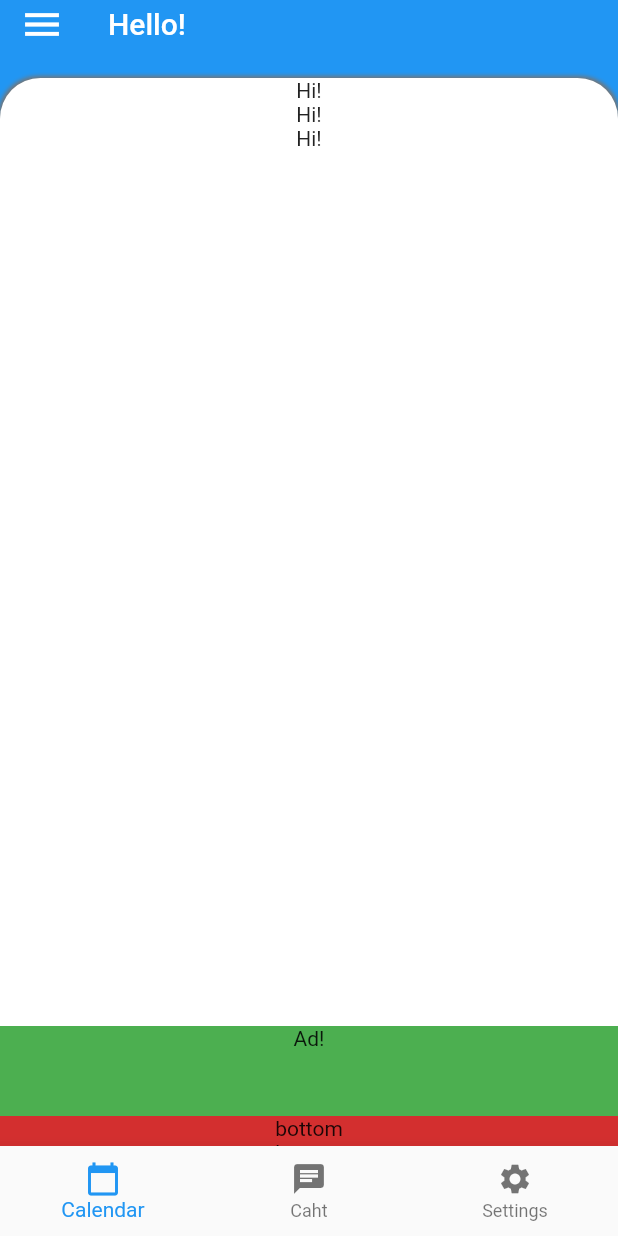
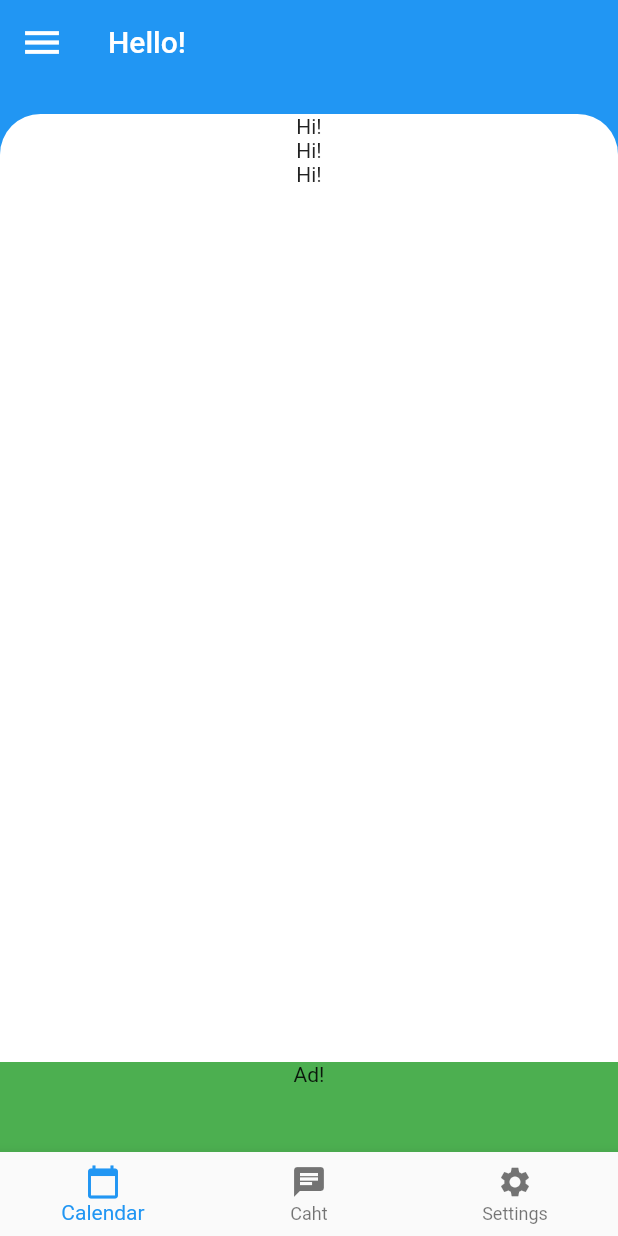
Before and after one commit to ymdarake/flutter-template-browser_like_tab, a Flutter app: the screen it shows after launch, on a phone screen of 412 x 824 dp. Run offline on Flutter 3.47's test engine with Material 2 defaults, Android fonts, the phone set to English and light mode, and no system bars.

```diff
--- a/lib/src/screens/home.dart
+++ b/lib/src/screens/home.dart
@@ -1,4 +1,5 @@
 import 'package:flutter/material.dart';
+import 'package:flutter/rendering.dart';
 
 class Home extends StatefulWidget {
   @override
@@ -6,14 +7,14 @@ class Home extends StatefulWidget {
 }
 
 class _HomeState extends State<Home> with SingleTickerProviderStateMixin {
-  Animation<double> tabAnimation;
-  AnimationController tabAnimationController;
-  final double toolbarHeight = 20.0; // TODO: calc.
   final double topMargin = 20.0;
   final double adHeight = 60.0;
-  double bottomSheetHeight;
-  final double appBarHeight = 32.0;
-  final double bottomNavigationBarHeight = 60.0;
+
+  List pages;
+  void _initializePages() {
+    if (pages != null) return;
+    pages = [_buildTab(), _buildBottomSheet()];
+  }
 
   @override
   void initState() {
@@ -22,12 +23,10 @@ class _HomeState extends State<Home> with SingleTickerProviderStateMixin {
 
   @override
   Widget build(BuildContext context) {
-    _initializeAnimation();
+    _initializePages();
 
     return Scaffold(
-      appBar: PreferredSize(
-        preferredSize: Size.fromHeight(appBarHeight),
-        child: AppBar(
+      appBar: AppBar(
         title: Text('Hello!'),
         elevation: 0,
         leading: Icon(
@@ -35,43 +34,24 @@ class _HomeState extends State<Home> with SingleTickerProviderStateMixin {
           size: 30,
         ),
       ),
-      ),
       bottomNavigationBar: _buildBottomNavigationBar(),
       backgroundColor: Theme.of(context).colorScheme.primary,
-      body: _buildTab(),
+      body: PageView.builder(
+        itemBuilder: (context, position) => pages[position],
+        itemCount: pages.length,
+        scrollDirection: Axis.vertical,
+      ),
     );
   }
 
   Widget _buildTab() {
-    return GestureDetector(
-        onVerticalDragDown: null,
-        onVerticalDragUpdate: _handleDragUpdate,
-        child: Stack(
+    return Column(
       children: <Widget>[
-            _buildTabAnimation(),
-          ],
-        ));
-  }
-
-  Widget _buildTabAnimation() {
-    return AnimatedBuilder(
-      animation: tabAnimation,
-      builder: (context, child) {
-        return Positioned(
-          top: tabAnimation.value,
-          child: Column(
-            children: <Widget>[
-              Container(
+        Expanded(
+          child: Container(
             width: MediaQuery.of(context).size.width,
-                height: MediaQuery.of(context).size.height -
-                    toolbarHeight -
-                    topMargin -
-                    adHeight -
-                    appBarHeight -
-                    bottomNavigationBarHeight,
             margin: EdgeInsets.only(top: topMargin),
             decoration: BoxDecoration(
-                  boxShadow: _buildTabShadow(),
               color: Theme.of(context).colorScheme.surface,
               borderRadius: BorderRadius.only(
                 topLeft: Radius.circular(27.0),
@@ -86,12 +66,9 @@ class _HomeState extends State<Home> with SingleTickerProviderStateMixin {
               ],
             ),
           ),
+        ),
         _buildAd(),
-              _buildBottomSheet(),
       ],
-          ),
-        );
-      },
     );
   }
 
@@ -115,7 +92,6 @@ class _HomeState extends State<Home> with SingleTickerProviderStateMixin {
   Widget _buildBottomSheet() {
     return Container(
       width: MediaQuery.of(context).size.width,
-      height: bottomSheetHeight,
       decoration: BoxDecoration(
         color: Theme.of(context).colorScheme.error,
       ),
@@ -133,9 +109,7 @@ class _HomeState extends State<Home> with SingleTickerProviderStateMixin {
   }
 
   Widget _buildBottomNavigationBar() {
-    return SizedBox(
-      height: bottomNavigationBarHeight,
-      child: BottomNavigationBar(
+    return BottomNavigationBar(
       items: <BottomNavigationBarItem>[
         BottomNavigationBarItem(
           icon: Icon(Icons.calendar_today),
@@ -150,16 +124,7 @@ class _HomeState extends State<Home> with SingleTickerProviderStateMixin {
           title: Text('Settings'),
         ),
       ],
-      ),
     );
-  }
-
-  _handleDragUpdate(DragUpdateDetails details) {
-    if (details.delta.dy < 0) {
-      tabAnimationController.forward();
-    } else {
-      tabAnimationController.reverse();
-    }
   }
 
   List<BoxShadow> _buildTabShadow() {
@@ -175,27 +140,4 @@ class _HomeState extends State<Home> with SingleTickerProviderStateMixin {
       ),
     ];
   }
-
-  _initializeAnimation() {
-    if (tabAnimation != null) return;
-
-    bottomSheetHeight = MediaQuery.of(context).size.height;
-    tabAnimationController = AnimationController(
-      duration: Duration(milliseconds: 300),
-      vsync: this,
-    );
-    tabAnimation = Tween(
-            begin: 0.0,
-            end: -bottomSheetHeight +
-                adHeight +
-                appBarHeight +
-                toolbarHeight +
-                topMargin)
-        .animate(
-      CurvedAnimation(
-        curve: Curves.easeInOut,
-        parent: tabAnimationController,
-      ),
-    );
 }
-}
```
Lines whose indentation alone changed are shown as unchanged.
